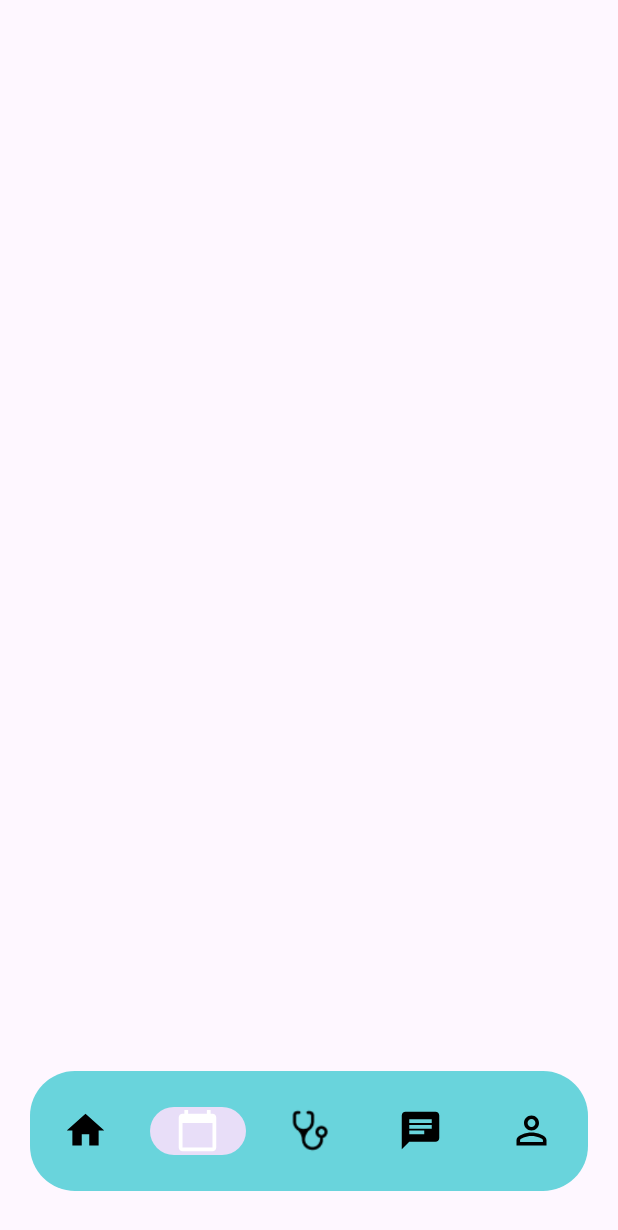
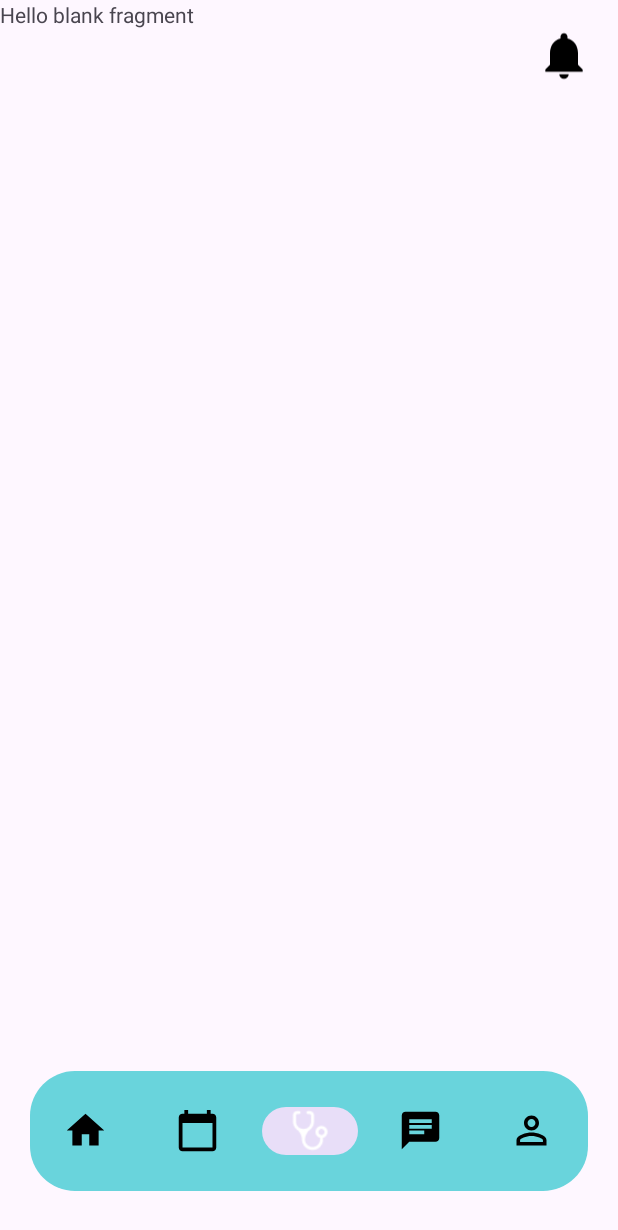
Before and after one commit to IT21304842/ZenZone, an Android app: the BaseActivity screen opened directly, with no data from a screen before it, item 3 of the bottom bar chosen, on a phone screen of 412 x 824 dp. Shown: the top 1230 px of the screen. Run offline under Robolectric (Android 15) with nearby library versions, the phone set to English and light mode, and no system bars; Roboto replaces fonts that are not available here.

Commit message:
Therapy1

```diff
--- a/app/src/main/AndroidManifest.xml
+++ b/app/src/main/AndroidManifest.xml
@@ -17,9 +17,6 @@
             android:exported="false" />
         <activity
             android:name=".BaseActivity"
-            android:exported="false" />
-        <activity
-            android:name=".Schedule"
             android:exported="false" />
         <activity
             android:name=".Home"
--- a/app/src/main/java/com/example/zenzoneapp/BaseActivity.kt
+++ b/app/src/main/java/com/example/zenzoneapp/BaseActivity.kt
@@ -28,13 +28,13 @@ open class BaseActivity : AppCompatActivity() {
                     true
                 }
                 R.id.bottom_schedule -> {
-                    replaceFragment(ScheduleFragment())
+                    replaceFragment(Schedule())
                     true
                 }
-//                R.id.bottom_therapy -> {
-//                    replaceFragment(TherapyFragment())
-//                    true
-//                }
+                R.id.bottom_therapy -> {
+                    replaceFragment(Therapy())
+                    true
+                }
 //                R.id.bottom_connect -> {
 //                    replaceFragment(ConnectFragment())
 //                    true
--- /dev/null
+++ b/app/src/main/java/com/example/zenzoneapp/Therapy.kt
@@ -0,0 +1,59 @@
+package com.example.zenzoneapp
+
+import android.os.Bundle
+import androidx.fragment.app.Fragment
+import android.view.LayoutInflater
+import android.view.View
+import android.view.ViewGroup
+
+// TODO: Rename parameter arguments, choose names that match
+// the fragment initialization parameters, e.g. ARG_ITEM_NUMBER
+private const val ARG_PARAM1 = "param1"
+private const val ARG_PARAM2 = "param2"
+
+/**
+ * A simple [Fragment] subclass.
+ * Use the [Therapy.newInstance] factory method to
+ * create an instance of this fragment.
+ */
+class Therapy : Fragment() {
+    // TODO: Rename and change types of parameters
+    private var param1: String? = null
+    private var param2: String? = null
+
+    override fun onCreate(savedInstanceState: Bundle?) {
+        super.onCreate(savedInstanceState)
+        arguments?.let {
+            param1 = it.getString(ARG_PARAM1)
+            param2 = it.getString(ARG_PARAM2)
+        }
+    }
+
+    override fun onCreateView(
+        inflater: LayoutInflater, container: ViewGroup?,
+        savedInstanceState: Bundle?
+    ): View? {
+        // Inflate the layout for this fragment
+        return inflater.inflate(R.layout.fragment_therapy, container, false)
+    }
+
+    companion object {
+        /**
+         * Use this factory method to create a new instance of
+         * this fragment using the provided parameters.
+         *
+         * @param param1 Parameter 1.
+         * @param param2 Parameter 2.
+         * @return A new instance of fragment Therapy.
+         */
+        // TODO: Rename and change types and number of parameters
+        @JvmStatic
+        fun newInstance(param1: String, param2: String) =
+            Therapy().apply {
+                arguments = Bundle().apply {
+                    putString(ARG_PARAM1, param1)
+                    putString(ARG_PARAM2, param2)
+                }
+            }
+    }
+}
--- /dev/null
+++ b/app/src/main/res/drawable/baseline_arrow_back_ios_24.xml
@@ -0,0 +1,5 @@
+<vector xmlns:android="http://schemas.android.com/apk/res/android" android:autoMirrored="true" android:height="24dp" android:tint="#000000" android:viewportHeight="24" android:viewportWidth="24" android:width="24dp">
+
+    <path android:fillColor="@android:color/white" android:pathData="M11.67,3.87L9.9,2.1 0,12l9.9,9.9 1.77,-1.77L3.54,12z"/>
+
+</vector>
--- /dev/null
+++ b/app/src/main/res/drawable/baseline_arrow_forward_ios_24.xml
@@ -0,0 +1,5 @@
+<vector xmlns:android="http://schemas.android.com/apk/res/android" android:autoMirrored="true" android:height="24dp" android:tint="#000000" android:viewportHeight="24" android:viewportWidth="24" android:width="24dp">
+
+    <path android:fillColor="@android:color/white" android:pathData="M6.23,20.23l1.77,1.77l10,-10l-10,-10l-1.77,1.77l8.23,8.23z"/>
+
+</vector>
--- /dev/null
+++ b/app/src/main/res/drawable/baseline_notifications_24.xml
@@ -0,0 +1,5 @@
+<vector xmlns:android="http://schemas.android.com/apk/res/android" android:height="24dp" android:tint="#000000" android:viewportHeight="24" android:viewportWidth="24" android:width="24dp">
+
+    <path android:fillColor="@android:color/white" android:pathData="M12,22c1.1,0 2,-0.9 2,-2h-4c0,1.1 0.89,2 2,2zM18,16v-5c0,-3.07 -1.64,-5.64 -4.5,-6.32L13.5,4c0,-0.83 -0.67,-1.5 -1.5,-1.5s-1.5,0.67 -1.5,1.5v0.68C7.63,5.36 6,7.92 6,11v5l-2,2v1h16v-1l-2,-2z"/>
+
+</vector>
--- a/app/src/main/res/layout/activity_base.xml
+++ b/app/src/main/res/layout/activity_base.xml
@@ -7,7 +7,26 @@
         android:id="@+id/content_frame"
         android:layout_width="match_parent"
         android:layout_height="match_parent"
-        android:layout_above="@id/bottomNavigation" />
+        android:layout_above="@id/bottomNavigation" >
+
+
+        <ImageView
+            android:id="@+id/notification_button"
+            android:layout_width="37dp"
+            android:layout_height="42dp"
+            android:layout_marginStart="357dp"
+            android:layout_marginTop="16dp"
+            android:layout_marginEnd="16dp"
+            android:layout_marginBottom="666dp"
+            android:clickable="true"
+            android:contentDescription="Notification"
+            android:focusable="true"
+            android:src="@drawable/baseline_notifications_24" />
+
+
+    </FrameLayout>
+
+    <!-- Notification Button -->
 
     <com.google.android.material.bottomnavigation.BottomNavigationView
         android:id="@+id/bottomNavigation"
@@ -24,6 +43,6 @@
         app:itemIconTint="@drawable/item_selector"
         app:itemRippleColor="@android:color/transparent"
         app:labelVisibilityMode="unlabeled"
-        app:menu="@menu/bottom_menu"/>
+        app:menu="@menu/bottom_menu" />
 
 </RelativeLayout>
--- a/app/src/main/res/layout/fragment_home.xml
+++ b/app/src/main/res/layout/fragment_home.xml
@@ -70,6 +70,9 @@
             android:padding="16dp">
 
             <!-- Current Month TextView -->
+
+            <!-- Horizontal Layout for Week Date Lables -->
+
             <TextView
                 android:id="@+id/currentMonthTextView"
                 android:layout_width="wrap_content"
@@ -78,7 +81,6 @@
                 android:text="Current Month"
                 android:textSize="18sp" />
 
-            <!-- Horizontal Layout for Week Date Lables -->
             <LinearLayout
                 android:layout_width="match_parent"
                 android:layout_height="wrap_content"
--- /dev/null
+++ b/app/src/main/res/layout/fragment_therapy.xml
@@ -0,0 +1,14 @@
+<?xml version="1.0" encoding="utf-8"?>
+<FrameLayout xmlns:android="http://schemas.android.com/apk/res/android"
+    xmlns:tools="http://schemas.android.com/tools"
+    android:layout_width="match_parent"
+    android:layout_height="match_parent"
+    tools:context=".Therapy">
+
+    <!-- TODO: Update blank fragment layout -->
+    <TextView
+        android:layout_width="match_parent"
+        android:layout_height="match_parent"
+        android:text="@string/hello_blank_fragment" />
+
+</FrameLayout>
```
Also changed, not shown: app/src/main/java/com/example/zenzoneapp/Home.kt (+0 -33 lines), app/src/main/java/com/example/zenzoneapp/Schedule.kt (+47 -3 lines).
